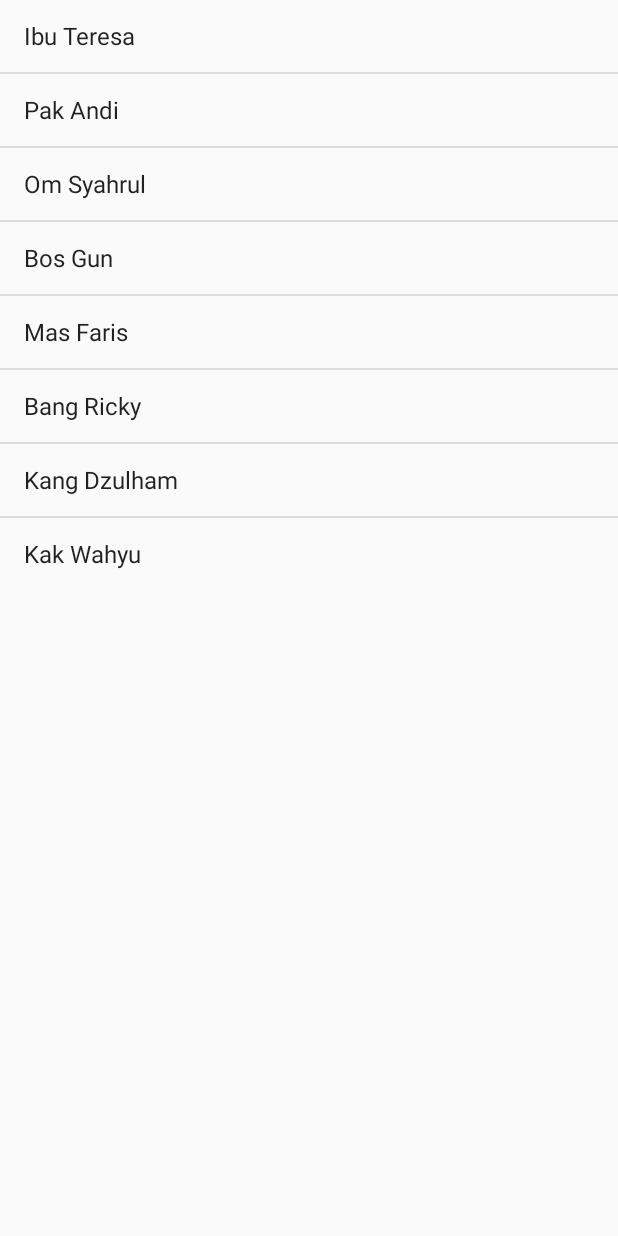
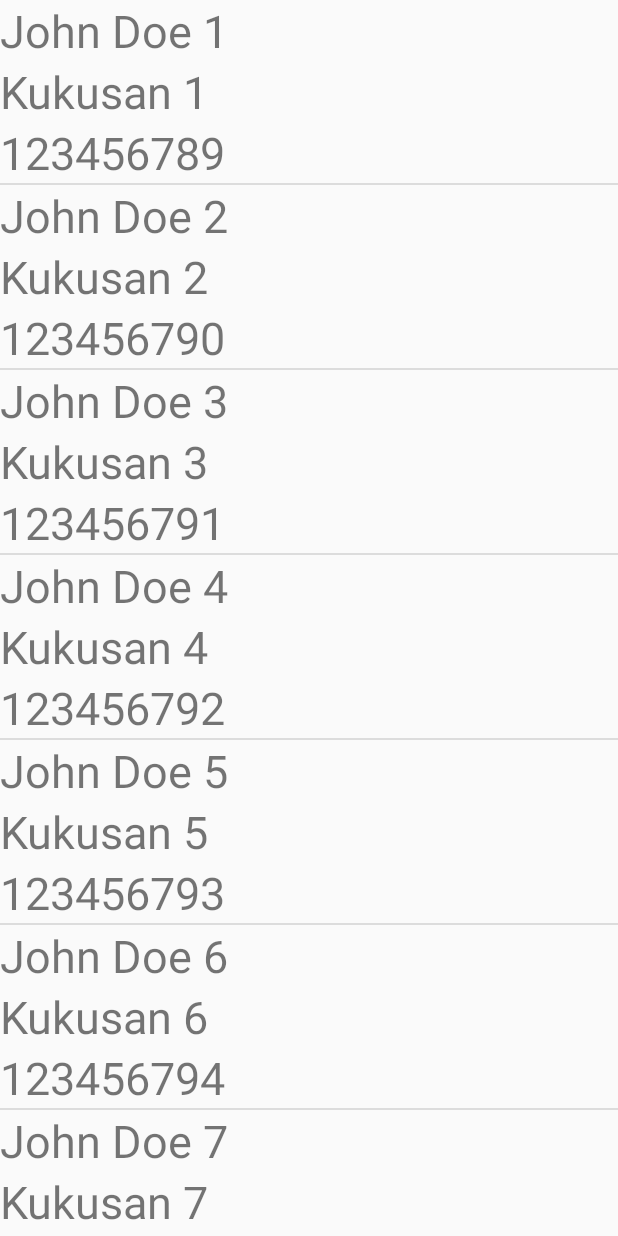
Before and after one commit to wahyuprihantoro/Contacts, an Android app: the screen it shows after launch (MainActivity), on a phone screen of 412 x 824 dp. Run offline under Robolectric (Android 15) with nearby library versions, the phone set to English and light mode, and no system bars.

Commit message:
insert list of Contacts using BaseAdapter

```diff
--- /dev/null
+++ b/app/src/main/java/Adapter/MyAdapter.java
@@ -0,0 +1,56 @@
+package Adapter;
+
+import android.content.Context;
+import android.view.LayoutInflater;
+import android.view.View;
+import android.view.ViewGroup;
+import android.widget.BaseAdapter;
+import android.widget.TextView;
+
+import com.prihantoro.contacts.R;
+
+import java.util.List;
+
+import Entity.Contact;
+
+/**
+ * Created by Wahyu Prihantoro on 18-Mar-16.
+ */
+public class MyAdapter extends BaseAdapter{
+    private List<Contact> contacts;
+    private Context context;
+
+    public MyAdapter(List<Contact> contacts, Context context) {
+        this.contacts = contacts;
+        this.context = context;
+    }
+
+    @Override
+    public int getCount() {
+        return contacts.size();
+    }
+
+    @Override
+    public Object getItem(int position) {
+        return contacts.get(position);
+    }
+
+    @Override
+    public long getItemId(int position) {
+        return contacts.get(position).getId();
+    }
+
+    @Override
+    public View getView(int position, View convertView, ViewGroup parent) {
+        LayoutInflater inflater = LayoutInflater.from(context);
+        View view = inflater.inflate(R.layout.layout_my_adapter, parent, false);
+        TextView name = (TextView) view.findViewById(R.id.name);
+        TextView address = (TextView) view.findViewById(R.id.address);
+        TextView phoneNumber = (TextView) view.findViewById(R.id.phone_number);
+        Contact contact = contacts.get(position);
+        name.setText(contact.getName());
+        address.setText(contact.getAddress());
+        phoneNumber.setText(contact.getPhoneNumber());
+        return view;
+    }
+}
--- /dev/null
+++ b/app/src/main/java/Entity/Contact.java
@@ -0,0 +1,55 @@
+package Entity;
+
+/**
+ * Created by Wahyu Prihantoro on 18-Mar-16.
+ */
+public class Contact {
+    private String name;
+    private String address;
+    private String phoneNumber;
+    private long id;
+
+    /**
+     * constructor Contact
+     */
+    public Contact(String name, String address, String phoneNumber, long id) {
+        this.name = name;
+        this.address = address;
+        this.phoneNumber = phoneNumber;
+        this.id = id;
+    }
+
+    //setter and getter
+
+    public String getName() {
+        return name;
+    }
+
+    public void setName(String name) {
+        this.name = name;
+    }
+
+    public String getAddress() {
+        return address;
+    }
+
+    public void setAddress(String address) {
+        this.address = address;
+    }
+
+    public String getPhoneNumber() {
+        return phoneNumber;
+    }
+
+    public void setPhoneNumber(String phoneNumber) {
+        this.phoneNumber = phoneNumber;
+    }
+
+    public long getId() {
+        return id;
+    }
+
+    public void setId(long id) {
+        this.id = id;
+    }
+}
--- a/app/src/main/java/com/prihantoro/contacts/MainActivity.java
+++ b/app/src/main/java/com/prihantoro/contacts/MainActivity.java
@@ -8,19 +8,38 @@ import android.view.MenuItem;
 import android.widget.ArrayAdapter;
 import android.widget.ListView;
 
+import java.util.ArrayList;
+
+import Adapter.MyAdapter;
+import Entity.Contact;
+
 public class MainActivity extends Activity {
 
     @Override
     protected void onCreate(Bundle savedInstanceState) {
         super.onCreate(savedInstanceState);
         setContentView(R.layout.activity_main);
-        // define your data
-        String[] mobAppMember = {"Ibu Teresa", "Pak Andi", "Om Syahrul", "Bos Gun",
-                "Mas Faris", "Bang Ricky", "Kang Dzulham", "Kak Wahyu"};
-        //link to the ListView that you created in activity_main.xml
+//        // define your data
+//        String[] mobAppMember = {"Ibu Teresa", "Pak Andi", "Om Syahrul", "Bos Gun",
+//                "Mas Faris", "Bang Ricky", "Kang Dzulham", "Kak Wahyu"};
+//        //link to the ListView that you created in activity_main.xml
+//        ListView myListView = (ListView) findViewById(R.id.my_list);
+//        //make an ArrayAdapter object, set the constructor by context, layout, array
+//        ArrayAdapter<String> myAdapter = new ArrayAdapter<String>(this, android.R.layout.simple_list_item_1, mobAppMember);
+//
+//        myListView.setAdapter(myAdapter);
+
+        ArrayList<Contact> contacts = new ArrayList();
+        //add 100 contacts
+        for (int i = 1; i <= 100; i++) {
+            Contact contact = new Contact("John Doe " + i, "Kukusan " + i, 123456788 + i + "", i);
+            contacts.add(contact);
+        }
+
         ListView myListView = (ListView) findViewById(R.id.my_list);
-        //make an ArrayAdapter object, set the constructor by context, layout, array
-        ArrayAdapter<String> myAdapter = new ArrayAdapter<String>(this, android.R.layout.simple_list_item_1, mobAppMember);
+
+        //initiate MyAdapter
+        MyAdapter myAdapter = new MyAdapter(contacts,this);
 
         myListView.setAdapter(myAdapter);
     }
--- a/app/src/main/res/layout/activity_main.xml
+++ b/app/src/main/res/layout/activity_main.xml
@@ -1,5 +1,6 @@
 <RelativeLayout xmlns:android="http://schemas.android.com/apk/res/android"
-    xmlns:tools="http://schemas.android.com/tools" android:layout_width="match_parent"
+    xmlns:tools="http://schemas.android.com/tools"
+    android:layout_width="match_parent"
     android:layout_height="match_parent"
     tools:context=".MainActivity">
 
@@ -8,5 +9,4 @@
         android:layout_width="match_parent"
         android:layout_height="wrap_content">
     </ListView>
-
 </RelativeLayout>
--- /dev/null
+++ b/app/src/main/res/layout/layout_my_adapter.xml
@@ -0,0 +1,22 @@
+<?xml version="1.0" encoding="utf-8"?>
+<LinearLayout xmlns:android="http://schemas.android.com/apk/res/android"
+    android:orientation="vertical"
+    android:layout_width="match_parent"
+    android:layout_height="match_parent">
+
+    <TextView
+        android:id="@+id/name"
+        android:layout_width="match_parent"
+        android:layout_height="wrap_content"
+        android:textSize="30dp" />
+    <TextView
+        android:id="@+id/address"
+        android:layout_width="match_parent"
+        android:layout_height="wrap_content"
+        android:textSize="30dp" />
+    <TextView
+        android:id="@+id/phone_number"
+        android:layout_width="match_parent"
+        android:layout_height="wrap_content"
+        android:textSize="30dp" />
+</LinearLayout>
```
